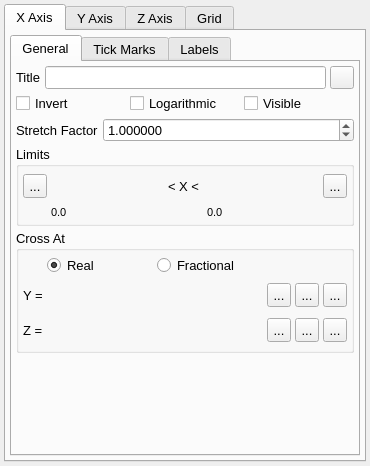
Qt form src/gui/axes.ui (trisyoungs/uchroma) before a commit.
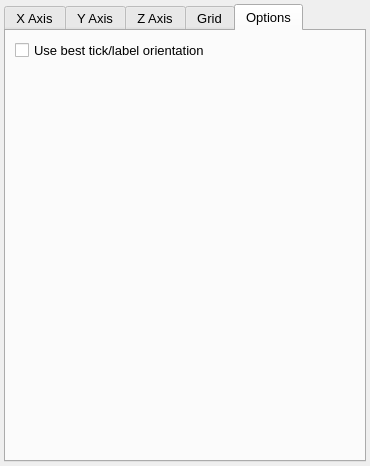
The same form after that commit. The open tabs and pages were chosen to show the change. Icons and pictures are not drawn. Custom widgets are drawn as their Qt base class.

Diff of the .ui file:
```diff
--- a/src/gui/axes.ui
+++ b/src/gui/axes.ui
@@ -4151,6 +4151,33 @@
        </item>
       </layout>
      </widget>
+     <widget class="QWidget" name="OptionsTab">
+      <attribute name="title">
+       <string>Options</string>
+      </attribute>
+      <layout class="QVBoxLayout" name="verticalLayout_24">
+       <item>
+        <widget class="QCheckBox" name="UseBestViewCheck">
+         <property name="text">
+          <string>Use best tick/label orientation</string>
+         </property>
+        </widget>
+       </item>
+       <item>
+        <spacer name="verticalSpacer_10">
+         <property name="orientation">
+          <enum>Qt::Vertical</enum>
+         </property>
+         <property name="sizeHint" stdset="0">
+          <size>
+           <width>20</width>
+           <height>372</height>
+          </size>
+         </property>
+        </spacer>
+       </item>
+      </layout>
+     </widget>
     </widget>
    </item>
   </layout>
```
